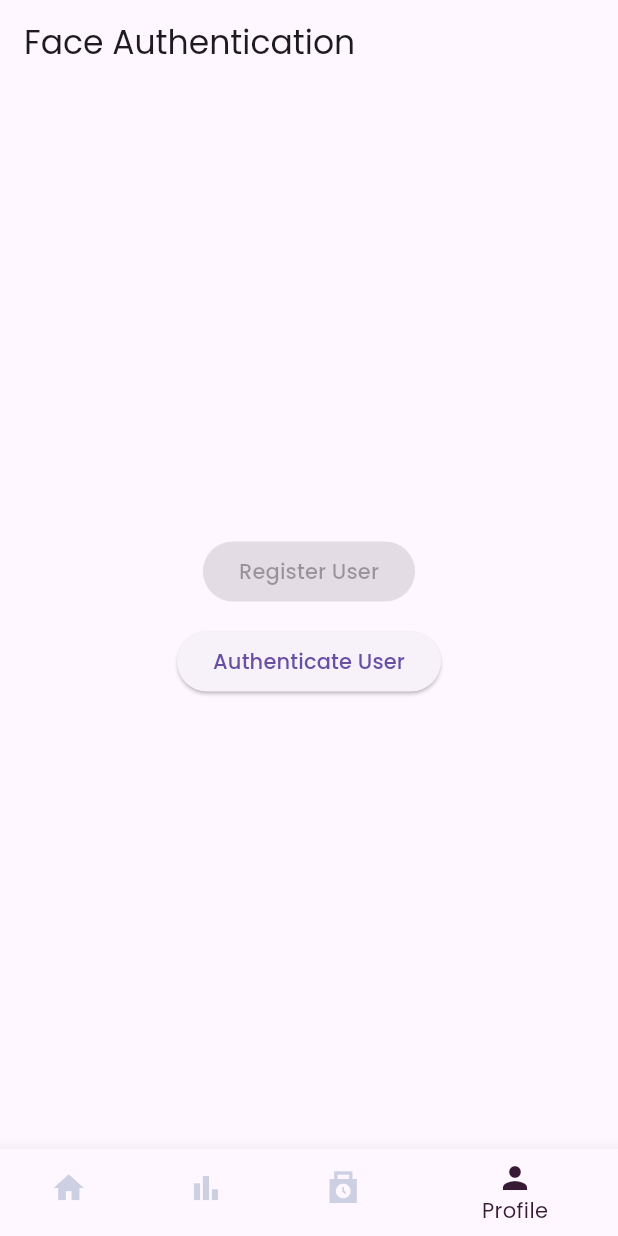
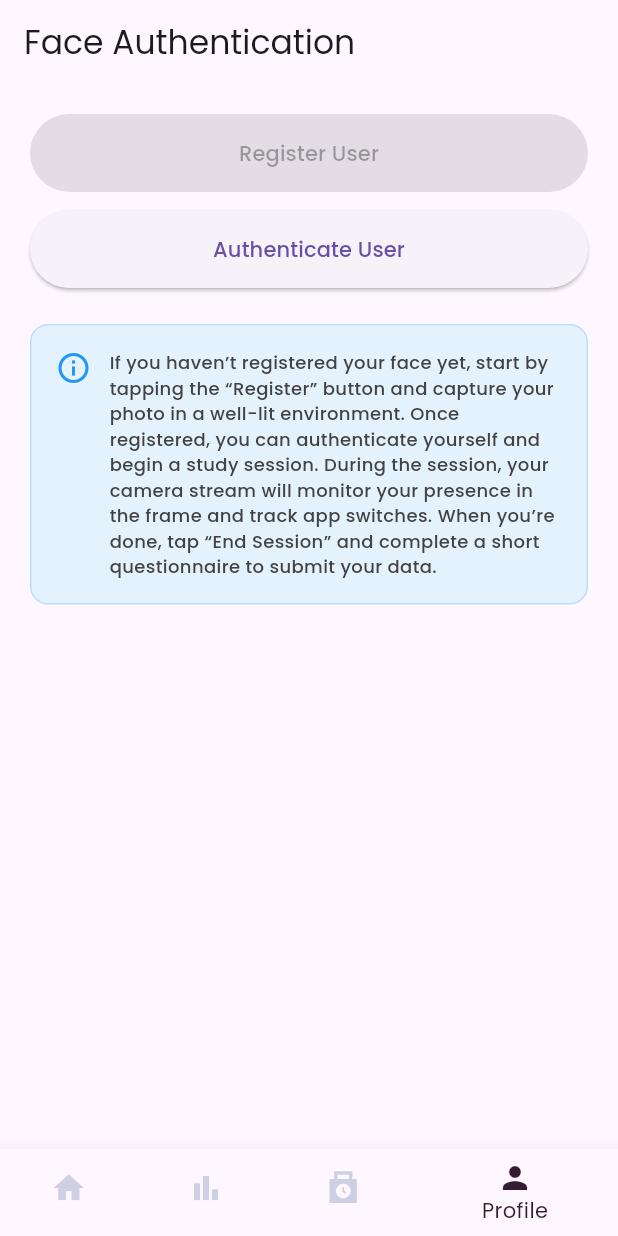
Before and after one commit to San-2310/student_monitoring_app, a Flutter app: the screen it shows once a user with an empty profile is signed in, item 4 of the bottom bar chosen, on a phone screen of 412 x 824 dp. Run offline on Flutter 3.47's test engine with Material 3 defaults, Android fonts, the phone set to English and light mode, and no system bars; our stand-ins replace camera, cloud_firestore, firebase_auth, firebase_core, fluttertoast, image_picker and 4 more; missing offline and left inert: flutter_face_api, google_mlkit_face_detection; accounts and stored records are empty.

Commit message:
monitoring integrated

```diff
--- a/lib/resources/face_monitoring_service.dart
+++ b/lib/resources/face_monitoring_service.dart
@@ -221,6 +221,7 @@
 // }
 
 import 'dart:async';
+
 import 'package:cloud_firestore/cloud_firestore.dart';
 import 'package:firebase_auth/firebase_auth.dart';
 import 'package:flutter/foundation.dart';
@@ -317,7 +318,8 @@ class FaceMonitoringService extends ChangeNotifier {
       'absenceTime': _totalAbsenceTime.inSeconds,
       'absenceCount': _absenceCount,
       'activePercentage': sessionDuration.inSeconds > 0
-          ? (_totalActiveTime.inSeconds / sessionDuration.inSeconds * 100).round()
+          ? (_totalActiveTime.inSeconds / sessionDuration.inSeconds * 100)
+              .round()
           : 0,
     });
 
@@ -339,7 +341,7 @@ class FaceMonitoringService extends ChangeNotifier {
 
     try {
       await _firestore
-          .collection('users')
+          .collection('students')
           .doc(user.uid)
           .collection('presenceLogs')
           .add({
@@ -353,7 +355,8 @@ class FaceMonitoringService extends ChangeNotifier {
   }
 
   // Log session events
-  Future<void> _logSessionEvent(String event, [Map<String, Object>? metrics]) async {
+  Future<void> _logSessionEvent(String event,
+      [Map<String, Object>? metrics]) async {
     final user = _auth.currentUser;
     if (user == null) return;
 
@@ -368,7 +371,7 @@ class FaceMonitoringService extends ChangeNotifier {
       }
 
       await _firestore
-          .collection('users')
+          .collection('students')
           .doc(user.uid)
           .collection('sessionLogs')
           .add(data);
@@ -383,7 +386,7 @@ class FaceMonitoringService extends ChangeNotifier {
     if (user == null) return;
 
     try {
-      await _firestore.collection('users').doc(user.uid).update({
+      await _firestore.collection('students').doc(user.uid).update({
         'lastActive': FieldValue.serverTimestamp(),
         'totalActiveTime': FieldValue.increment(_totalActiveTime.inSeconds),
         'totalAbsenceTime': FieldValue.increment(_totalAbsenceTime.inSeconds),
--- a/lib/views/study_session_screens/home_screen.dart
+++ b/lib/views/study_session_screens/home_screen.dart
@@ -17,12 +17,16 @@ class StudySessionHomeScreen extends StatelessWidget {
       appBar: AppBar(
         title: const Text("Face Authentication"),
       ),
-      body: Center(
-        child: studentProvider.isDataLoaded
-            ? Column(
-                mainAxisAlignment: MainAxisAlignment.center,
+      body: studentProvider.isDataLoaded
+          ? Padding(
+              padding: const EdgeInsets.all(20.0),
+              child: Column(
+                crossAxisAlignment: CrossAxisAlignment.stretch,
                 children: [
                   ElevatedButton(
+                    style: ElevatedButton.styleFrom(
+                      padding: const EdgeInsets.symmetric(vertical: 16),
+                    ),
                     onPressed: student != null
                         ? () {
                             Navigator.of(context).push(
@@ -37,6 +41,9 @@ class StudySessionHomeScreen extends StatelessWidget {
                   ),
                   const SizedBox(height: 12),
                   ElevatedButton(
+                    style: ElevatedButton.styleFrom(
+                      padding: const EdgeInsets.symmetric(vertical: 16),
+                    ),
                     onPressed: () {
                       Navigator.of(context).push(
                         MaterialPageRoute(
@@ -46,10 +53,41 @@ class StudySessionHomeScreen extends StatelessWidget {
                     },
                     child: const Text('Authenticate User'),
                   ),
+                  const SizedBox(height: 24),
+                  Container(
+                    padding: const EdgeInsets.all(16),
+                    decoration: BoxDecoration(
+                      color: Colors.blue.shade50,
+                      borderRadius: BorderRadius.circular(12),
+                      border: Border.all(color: Colors.blue.shade100),
+                    ),
+                    child: Row(
+                      crossAxisAlignment: CrossAxisAlignment.start,
+                      children: [
+                        const Icon(Icons.info_outline, color: Colors.blue),
+                        const SizedBox(width: 12),
+                        Expanded(
+                          child: SizedBox(
+                            width: MediaQuery.of(context).size.width * 0.30,
+                            child: Text(
+                              "If you haven’t registered your face yet, start by tapping the “Register” button and capture your photo in a well-lit environment. Once registered, you can authenticate yourself and begin a study session. During the session, your camera stream will monitor your presence in the frame and track app switches. When you’re done, tap “End Session” and complete a short questionnaire to submit your data.",
+                              style: TextStyle(
+                                fontSize: 12,
+                                fontWeight: FontWeight.w500,
+                                color: Colors.grey[800],
+                              ),
+                              softWrap: true,
+                              overflow: TextOverflow.visible,
+                            ),
+                          ),
+                        ),
+                      ],
+                    ),
+                  ),
                 ],
-              )
-            : const CircularProgressIndicator(), // Optional loading state
-      ),
+              ),
+            )
+          : const Center(child: CircularProgressIndicator()),
     );
   }
 }
```
Also changed, not shown: 1 other file.
